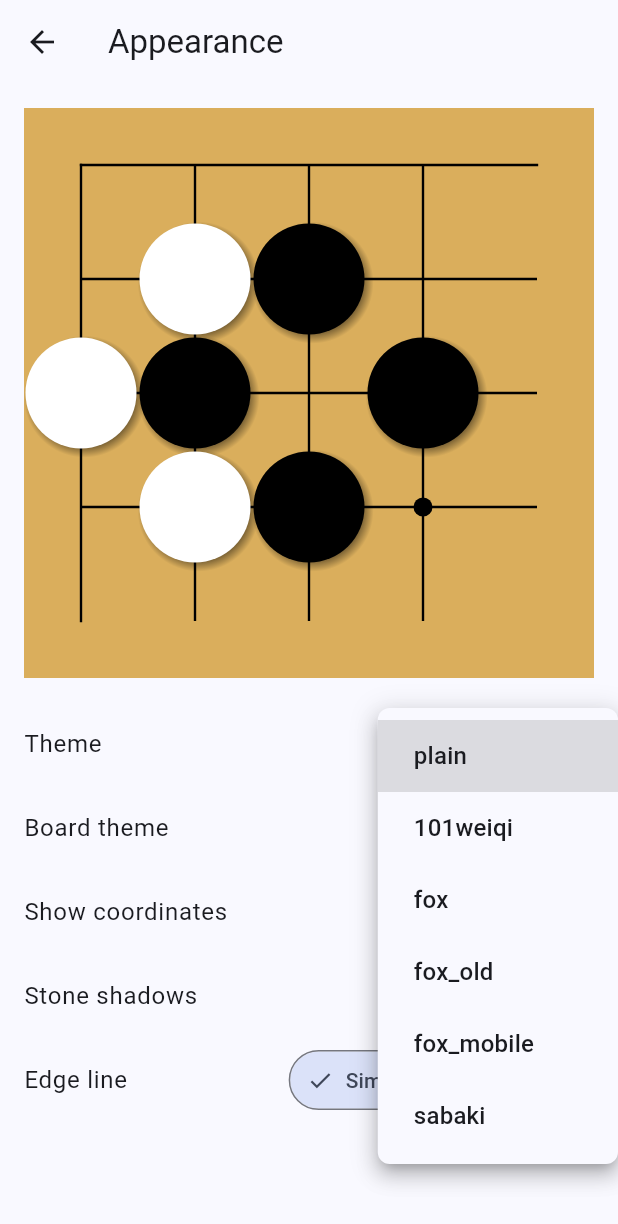
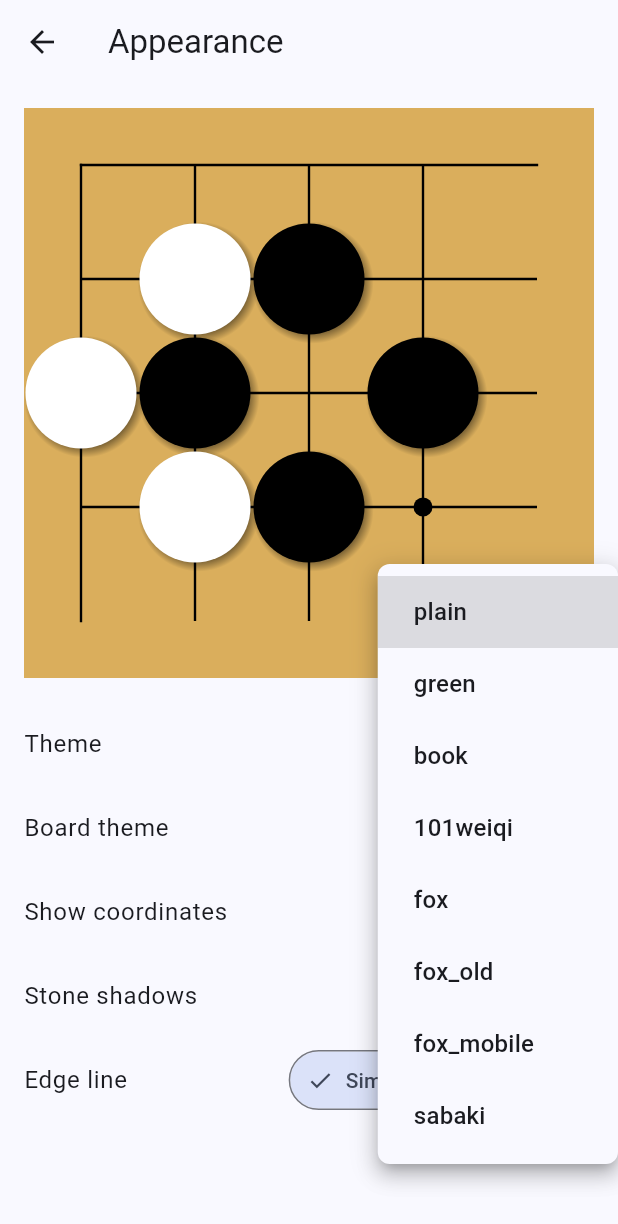
Before and after one commit to ale64bit/WeiqiHub, a Flutter app: the AppearanceSettingsPage screen opened directly with empty values, after a tap on "plain", on a phone screen of 412 x 824 dp. Shown: the top 1224 px of the screen. Run offline on Flutter 3.47's test engine with Material 3 defaults, Android fonts, the phone set to English and light mode, and no system bars; our stand-ins replace fast_immutable_collections, flutter_slidable, package_info_plus, petitparser, share_plus, shared_preferences; missing offline and left inert: animated_tree_view, extension_type_unions, flutter_soloud, sqlite3, tflite_flutter; accounts and stored records are empty; statements that could not run were skipped.

Commit message:
Add additional theme config

```diff
--- a/lib/board/board_lines.dart
+++ b/lib/board/board_lines.dart
@@ -48,15 +48,15 @@ class BoardLines extends CustomPainter with BoardGeometry {
     final boardLineWidth = pointSize / 48;
     final linePaint = Paint()
       ..style = PaintingStyle.stroke
-      ..color = Colors.black
+      ..color = settings.theme.lineColor
       ..strokeWidth = boardLineWidth;
     final thickLinePaint = Paint()
       ..style = PaintingStyle.stroke
-      ..color = Colors.black
+      ..color = settings.theme.lineColor
       ..strokeWidth = 2 * boardLineWidth;
     final starPointPaint = Paint()
       ..style = PaintingStyle.fill
-      ..color = Colors.black;
+      ..color = settings.theme.lineColor;
     final (r0, c0) = settings.topLeft;
     final (r1, c1) = settings.bottomRight;
     for (final (r, c) in _starPoints[settings.size] ?? <wq.Point>[]) {
--- a/lib/board/board_theme.dart
+++ b/lib/board/board_theme.dart
@@ -8,12 +8,14 @@ class BoardTheme {
   final BoardBackground background;
   final Stone blackStone;
   final Stone whiteStone;
+  final Color lineColor;
 
   const BoardTheme({
     required this.id,
     required this.background,
     required this.blackStone,
     required this.whiteStone,
+    required this.lineColor,
   });
 
   @override
@@ -25,7 +27,8 @@ class BoardTheme {
         other.id == id &&
         other.background == background &&
         other.blackStone == blackStone &&
-        other.whiteStone == whiteStone;
+        other.whiteStone == whiteStone &&
+        other.lineColor == lineColor;
   }
 
   @override
@@ -37,8 +40,26 @@ class BoardTheme {
     id: 'plain',
     background:
         SolidColorBoardBackground(color: Color.fromARGB(255, 218, 174, 92)),
-    blackStone: SolidColorStone(color: Colors.black),
-    whiteStone: SolidColorStone(color: Colors.white),
+    blackStone: SolidColorStone(color: Colors.black, border: false),
+    whiteStone: SolidColorStone(color: Colors.white, border: false),
+    lineColor: Colors.black,
+  );
+
+  static const green = BoardTheme(
+    id: 'green',
+    background:
+        SolidColorBoardBackground(color: Color.fromARGB(170, 127, 150, 112)),
+    blackStone: SolidColorStone(color: Colors.black, border: false),
+    whiteStone: SolidColorStone(color: Colors.white, border: true),
+    lineColor: Color(0xff89987f),
+  );
+
+  static const book = BoardTheme(
+    id: 'book',
+    background: SolidColorBoardBackground(color: Colors.white),
+    blackStone: SolidColorStone(color: Colors.black, border: false),
+    whiteStone: SolidColorStone(color: Colors.white, border: true),
+    lineColor: Colors.black,
   );
 
   static const t101weiqi = BoardTheme(
@@ -49,6 +70,7 @@ class BoardTheme {
         ImageStone(image: AssetImage('$_imagesPath/stones/101weiqi_b.png')),
     whiteStone:
         ImageStone(image: AssetImage('$_imagesPath/stones/101weiqi_w.png')),
+    lineColor: Colors.black,
   );
 
   static const fox = BoardTheme(
@@ -57,6 +79,7 @@ class BoardTheme {
         ImageBoardBackground(image: AssetImage('$_imagesPath/board/fox.png')),
     blackStone: ImageStone(image: AssetImage('$_imagesPath/stones/fox_b.png')),
     whiteStone: ImageStone(image: AssetImage('$_imagesPath/stones/fox_w.png')),
+    lineColor: Colors.black,
   );
 
   static const foxOld = BoardTheme(
@@ -65,6 +88,7 @@ class BoardTheme {
         image: AssetImage('$_imagesPath/board/fox_old.png')),
     blackStone: ImageStone(image: AssetImage('$_imagesPath/stones/fox_b.png')),
     whiteStone: ImageStone(image: AssetImage('$_imagesPath/stones/fox_w.png')),
+    lineColor: Colors.black,
   );
 
   static const foxMobile = BoardTheme(
@@ -75,6 +99,7 @@ class BoardTheme {
         ImageStone(image: AssetImage('$_imagesPath/stones/fox_new_b.png')),
     whiteStone:
         ImageStone(image: AssetImage('$_imagesPath/stones/fox_new_w.png')),
+    lineColor: Colors.black,
   );
 
   static const sabaki = BoardTheme(
@@ -85,10 +110,13 @@ class BoardTheme {
         ImageStone(image: AssetImage('$_imagesPath/stones/sabaki_b.png')),
     whiteStone:
         ImageStone(image: AssetImage('$_imagesPath/stones/sabaki_w.png')),
+    lineColor: Colors.black,
   );
 
   static const themes = {
     'plain': plain,
+    'green': green,
+    'book': book,
     '101weiqi': t101weiqi,
     'fox': fox,
     'fox_old': foxOld,
--- a/lib/board/stone.dart
+++ b/lib/board/stone.dart
@@ -6,8 +6,9 @@ abstract class Stone extends StatelessWidget {
 
 class SolidColorStone extends Stone {
   final Color color;
+  final bool border;
 
-  const SolidColorStone({super.key, required this.color});
+  const SolidColorStone({super.key, required this.color, required this.border});
 
   @override
   Widget build(BuildContext context) {
@@ -15,6 +16,7 @@ class SolidColorStone extends Stone {
       decoration: BoxDecoration(
         shape: BoxShape.circle,
         color: color,
+        border: border ? Border.all() : null,
       ),
     );
   }
```
